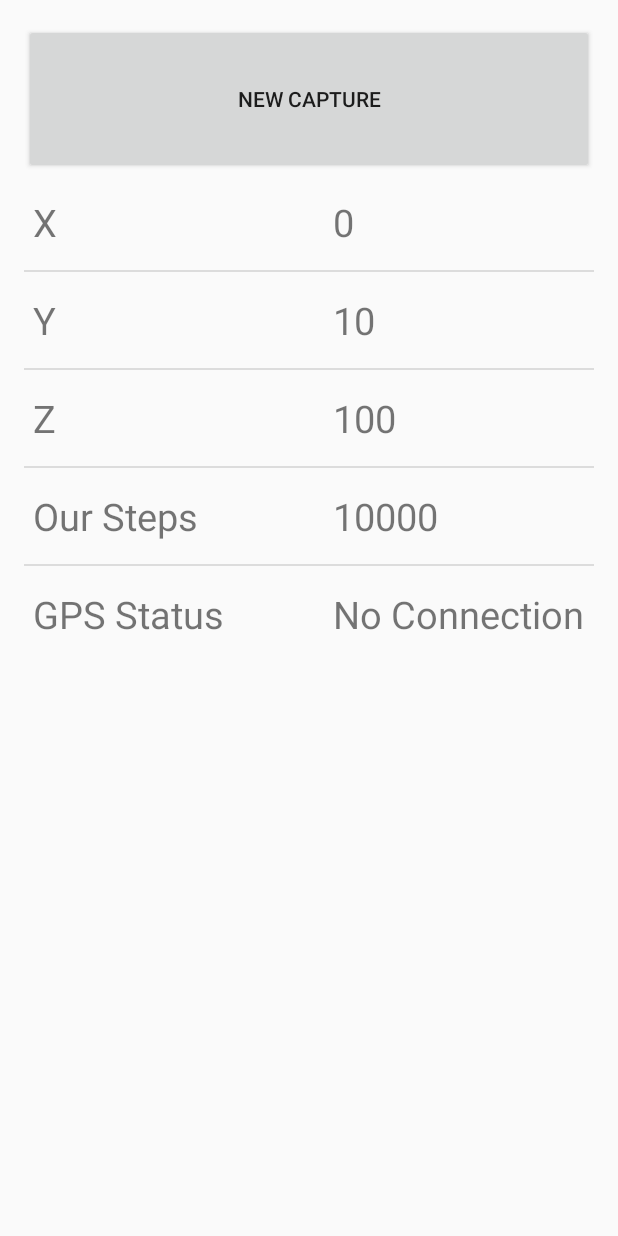
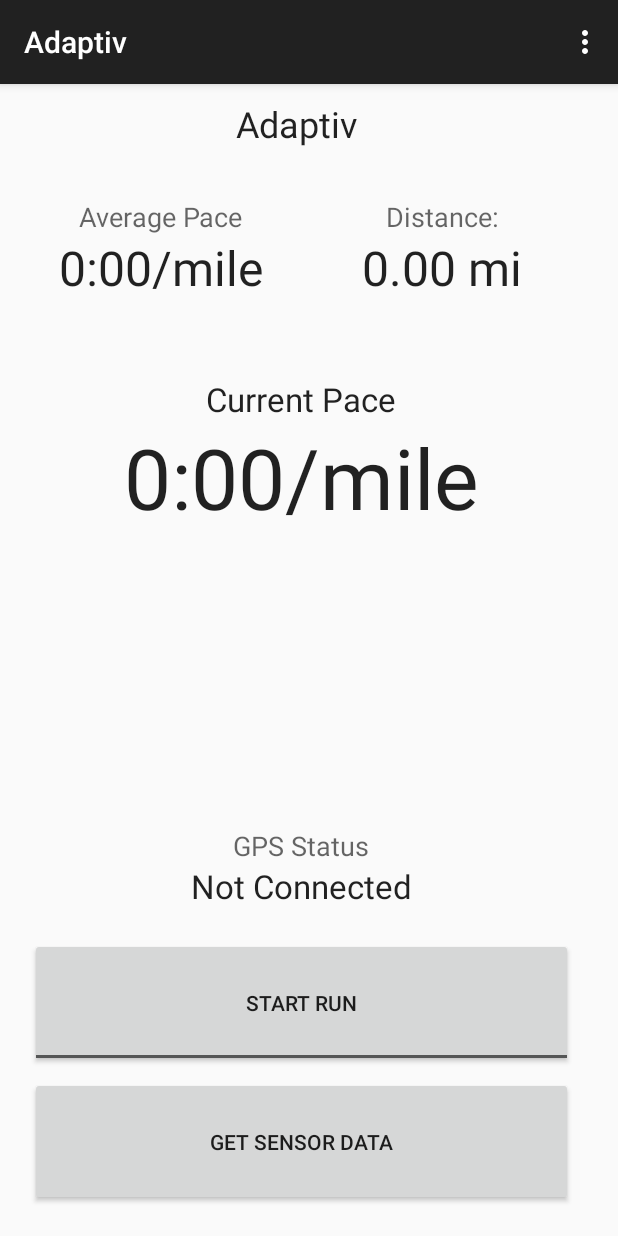
Before and after one commit to danielmurray/adaptiv, an Android app: the screen it shows after launch (MainActivity before the commit, RunningActivity after it), on a phone screen of 412 x 824 dp. Run offline under Robolectric (Android 15) with nearby library versions, the phone set to English and light mode, and no system bars.

Commit message:
Redid UI for a running app style

```diff
--- a/app/build.gradle
+++ b/app/build.gradle
@@ -5,7 +5,7 @@ android {
     buildToolsVersion "21.1.2"
 
     defaultConfig {
-        applicationId "com.example.danielmurray.bushu"
+        applicationId "com.example.danielmurray.adaptiv"
         minSdkVersion 15
         targetSdkVersion 21
         versionCode 1
--- /dev/null
+++ b/app/src/main/res/layout/activity_running.xml
@@ -0,0 +1,167 @@
+<?xml version="1.0" encoding="utf-8"?>
+<LinearLayout xmlns:android="http://schemas.android.com/apk/res/android"
+    android:orientation="vertical" android:layout_width="match_parent"
+    android:layout_height="match_parent"
+    android:paddingTop="15px"
+    android:paddingRight="15px"
+    style="@style/Base.TextAppearance.AppCompat.Headline">
+
+    <TextView
+        android:layout_width="wrap_content"
+        android:layout_height="wrap_content"
+        android:textAppearance="?android:attr/textAppearanceMedium"
+        android:text="Adaptiv "
+        android:id="@+id/brandText"
+        android:layout_gravity="center_horizontal"
+        style="@style/Base.TextAppearance.AppCompat.Headline" />
+
+    <LinearLayout
+        android:orientation="horizontal"
+        android:layout_width="fill_parent"
+        android:layout_height="86dp"
+        android:paddingLeft="20px"
+        android:paddingRight="20px"
+        android:layout_marginTop="50px"
+        android:layout_marginBottom="50px">
+
+        <LinearLayout
+            android:orientation="vertical"
+            android:layout_width="fill_parent"
+            android:layout_height="fill_parent"
+            android:layout_weight="1"
+            android:layout_gravity="center_vertical">
+
+            <TextView
+                android:layout_width="wrap_content"
+                android:layout_height="wrap_content"
+                android:textAppearance="?android:attr/textAppearanceMedium"
+                android:text="Average Pace"
+                android:id="@+id/averagePaceLabel"
+                android:layout_gravity="center_horizontal" />
+
+            <TextView
+                android:layout_width="wrap_content"
+                android:layout_height="wrap_content"
+                android:textAppearance="?android:attr/textAppearanceLarge"
+                android:text="0:00/mile"
+                android:id="@+id/averagePaceText"
+                android:layout_gravity="center_horizontal"
+                android:textSize="48px" />
+
+        </LinearLayout>
+
+        <LinearLayout
+            android:orientation="vertical"
+            android:layout_width="fill_parent"
+            android:layout_height="fill_parent"
+            android:layout_weight="1"
+            android:layout_gravity="center_horizontal">
+
+            <TextView
+                android:layout_width="wrap_content"
+                android:layout_height="wrap_content"
+                android:textAppearance="?android:attr/textAppearanceMedium"
+                android:text="Distance:"
+                android:id="@+id/distanceLabel"
+                android:layout_gravity="center_horizontal" />
+
+            <TextView
+                android:layout_width="wrap_content"
+                android:layout_height="wrap_content"
+                android:textAppearance="?android:attr/textAppearanceLarge"
+                android:text="0.00 mi"
+                android:id="@+id/distanceText"
+                android:layout_gravity="center_horizontal"
+                android:textSize="48px" />
+
+        </LinearLayout>
+
+    </LinearLayout>
+
+    <TextView
+        android:layout_width="wrap_content"
+        android:layout_height="wrap_content"
+        android:textAppearance="?android:attr/textAppearanceLarge"
+        android:text="Current Pace"
+        android:id="@+id/currentPaceLabel"
+        android:layout_gravity="center_horizontal" />
+
+    <TextView
+        android:layout_width="wrap_content"
+        android:layout_height="wrap_content"
+        android:textAppearance="?android:attr/textAppearanceLarge"
+        android:text="0:00/mile"
+        android:id="@+id/currentPaceText"
+        android:layout_gravity="center_horizontal"
+        android:textSize="84px" />
+
+    <RelativeLayout
+        android:layout_width="match_parent"
+        android:layout_height="match_parent">
+
+        <TextView
+            android:layout_width="wrap_content"
+            android:layout_height="wrap_content"
+            android:textAppearance="?android:attr/textAppearanceMedium"
+            android:text="GPS Status"
+            android:id="@+id/gpsStatusLabel"
+            android:layout_gravity="center_horizontal"
+            android:paddingTop="70px"
+            android:layout_alignParentTop="false"
+            android:layout_centerHorizontal="true"
+            android:layout_above="@+id/gpsStatusText" />
+
+        <TextView
+            android:layout_width="wrap_content"
+            android:layout_height="wrap_content"
+            android:textAppearance="?android:attr/textAppearanceLarge"
+            android:text="Not Connected"
+            android:id="@+id/gpsStatusText"
+            android:layout_gravity="center_horizontal"
+            android:layout_above="@+id/btnStartStop"
+            android:layout_centerHorizontal="true" />
+
+        <ToggleButton
+            android:layout_width="fill_parent"
+            android:layout_height="wrap_content"
+            android:text="New ToggleButton"
+            android:id="@+id/btnStartStop"
+            android:layout_gravity="center_horizontal"
+            android:checked="false"
+            android:paddingLeft="30px"
+            android:paddingRight="30px"
+            android:layout_marginLeft="30px"
+            android:layout_marginRight="30px"
+            android:layout_marginBottom="10px"
+            android:layout_marginTop="30px"
+            android:textOff="Start Run"
+            android:textOn="Finish Run"
+            android:paddingTop="50px"
+            android:paddingBottom="50px"
+            android:layout_alignParentBottom="false"
+            android:layout_above="@+id/btnStartSensing"
+            android:onClick="startStop" />
+
+        <Button
+            android:layout_width="fill_parent"
+            android:layout_height="wrap_content"
+            android:text="Get Sensor Data"
+            android:id="@+id/btnStartSensing"
+            android:layout_gravity="center_horizontal"
+            android:checked="false"
+            android:paddingLeft="30px"
+            android:paddingRight="30px"
+            android:layout_marginLeft="30px"
+            android:layout_marginRight="30px"
+            android:layout_marginBottom="30px"
+            android:textOff="Pause Run"
+            android:textOn="Resume Run"
+            android:paddingTop="50px"
+            android:paddingBottom="50px"
+            android:visibility="visible"
+            android:layout_alignParentBottom="true"
+            android:onClick="launchMain" />
+
+    </RelativeLayout>
+
+</LinearLayout>
--- /dev/null
+++ b/app/src/main/res/menu/menu_running.xml
@@ -0,0 +1,7 @@
+<menu xmlns:android="http://schemas.android.com/apk/res/android"
+    xmlns:app="http://schemas.android.com/apk/res-auto"
+    xmlns:tools="http://schemas.android.com/tools"
+    tools:context="com.example.danielmurray.adaptiv.activity.RunningActivity">
+    <item android:id="@+id/action_settings" android:title="@string/action_settings"
+        android:orderInCategory="100" app:showAsAction="never" />
+</menu>
--- a/app/src/main/res/values/strings.xml
+++ b/app/src/main/res/values/strings.xml
@@ -1,8 +1,9 @@
 <?xml version="1.0" encoding="utf-8"?>
 <resources>
 
-    <string name="app_name">bushu</string>
+    <string name="app_name">Adaptiv</string>
     <string name="hello_world">Hello world!</string>
     <string name="action_settings">Settings</string>
+    <string name="title_activity_running">Adaptiv</string>
 
 </resources>
```
Also changed, not shown: app/src/main/AndroidManifest.xml (+13 -2 lines), app/src/main/java/com/example/danielmurray/adaptiv/activity/RunningActivity.java (added, +204 -0 lines), app/src/main/java/com/example/danielmurray/adaptiv/model/GPSData.java (added, +13 -0 lines), app/src/main/java/com/example/danielmurray/adaptiv/utilities/GPSConversion.java (added, +57 -0 lines), 2 other files.
